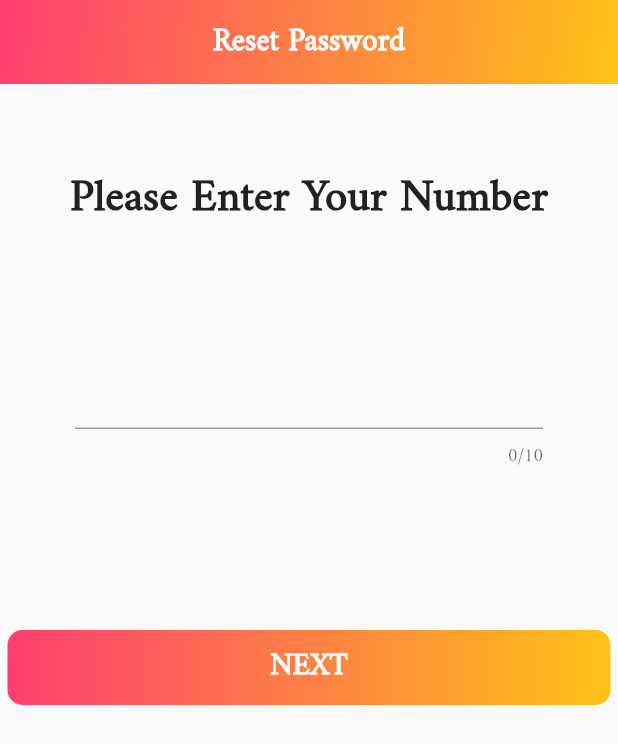
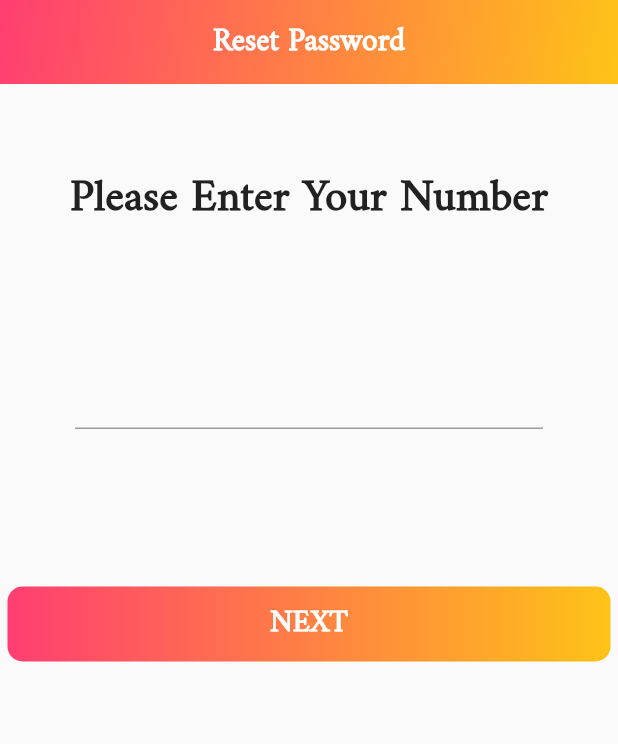
Before and after one commit to oqbahdx/hand-made-new, a Flutter app: the screen it shows after launch, on a phone screen of 412 x 824 dp. Shown: the top 744 px of the screen. Run offline on Flutter 3.47's test engine with Material 2 defaults, Android fonts, the phone set to English and light mode, and no system bars; our stand-ins replace flutter_bloc, google_maps_flutter, google_nav_bar, image_picker, simple_gradient_text, smooth_page_indicator.

```diff
--- a/lib/screens/account/otp.dart
+++ b/lib/screens/account/otp.dart
@@ -3,7 +3,7 @@ import 'package:hand_made_new/components/containers.dart';
 import 'package:hand_made_new/styles/fonts.dart';
 import 'package:hand_made_new/widgets/app_bar.dart';
 import 'package:hand_made_new/widgets/show_dialog.dart';
-
+import 'package:hand_made_new/widgets/text_forms.dart';
 
 class OTPPage extends StatefulWidget {
   const OTPPage({Key key}) : super(key: key);
@@ -15,35 +15,47 @@ class OTPPage extends StatefulWidget {
 
 class _OTPPageState extends State<OTPPage> {
   TextEditingController phoneController = TextEditingController();
+
   @override
   Widget build(BuildContext context) {
     return Scaffold(
       appBar: appBarWidget(
-        title: Text('Reset Password',style: normalText,),
-        action: Container(),
-        elevation: 0.0
-      ),
+          title: Text(
+            'Reset Password',
+            style: normalText,
+          ),
+          action: Container(),
+          elevation: 0.0),
       body: Container(
         alignment: Alignment.center,
         child: Column(
           children: [
-            SizedBox(height: 50,),
-            Text('Please Enter Your Number',style: bigText,),
-            SizedBox(height: 50,),
+            SizedBox(
+              height: 50,
+            ),
+            Text(
+              'Please Enter Your Number',
+              style: bigText,
+            ),
+            SizedBox(
+              height: 50,
+            ),
             Padding(
-              padding: const EdgeInsets.symmetric(horizontal: 50.0),
-              child: TextFormField(
-                controller: phoneController,
-                maxLength: 10,
-                textAlign: TextAlign.center,
-                keyboardType: TextInputType.number,
-                style: bigText,
-              ),
+                padding: const EdgeInsets.symmetric(horizontal: 50.0),
+                child: defaultTextFormField(
+                    controller: phoneController,
+                    style: bigText,
+                    align: TextAlign.center,
+                    maxLine: 10,
+                    inputType: TextInputType.number)),
+            SizedBox(
+              height: 100,
             ),
-            SizedBox(height: 100,),
-            containerBuildTap(text: 'NEXT',onTap: (){
-              showDialogBuildSimple(context,phoneController.text);
-            }),
+            containerBuildTap(
+                text: 'NEXT',
+                onTap: () {
+                  showDialogOTPBuildSimple(context, phoneController.text);
+                }),
           ],
         ),
       ),
--- /dev/null
+++ b/lib/widgets/text_forms.dart
@@ -0,0 +1,24 @@
+import 'package:flutter/material.dart';
+
+
+
+Widget defaultTextFormField({
+  TextEditingController controller,
+  int maxLine,
+  TextAlign align,
+  TextInputType inputType,
+  TextStyle style,
+  TextInputAction next,
+}){
+  return TextFormField(
+    controller: controller,
+    maxLength: maxLine,
+    textAlign: align,
+    keyboardType: inputType,
+    style: style,
+    textInputAction: next,
+   decoration: InputDecoration(
+     counterText: ''
+   ),
+  );
+}
```
Also changed, not shown: lib/screens/account/verify_otp.dart (+72 -3 lines), lib/widgets/show_dialog.dart (+34 -91 lines).
